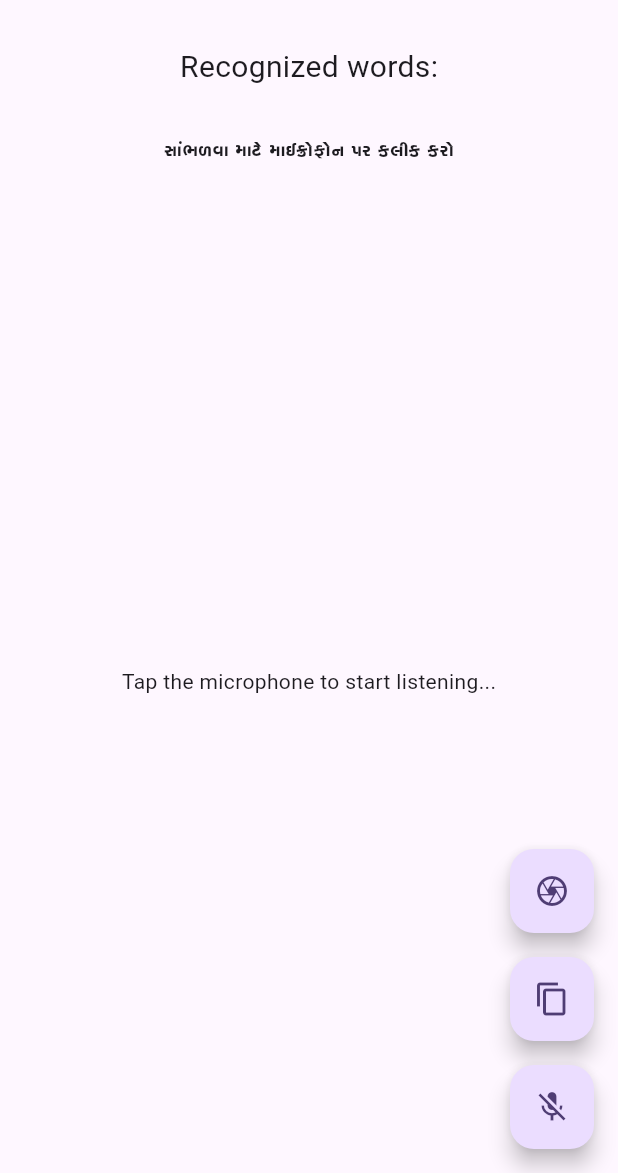
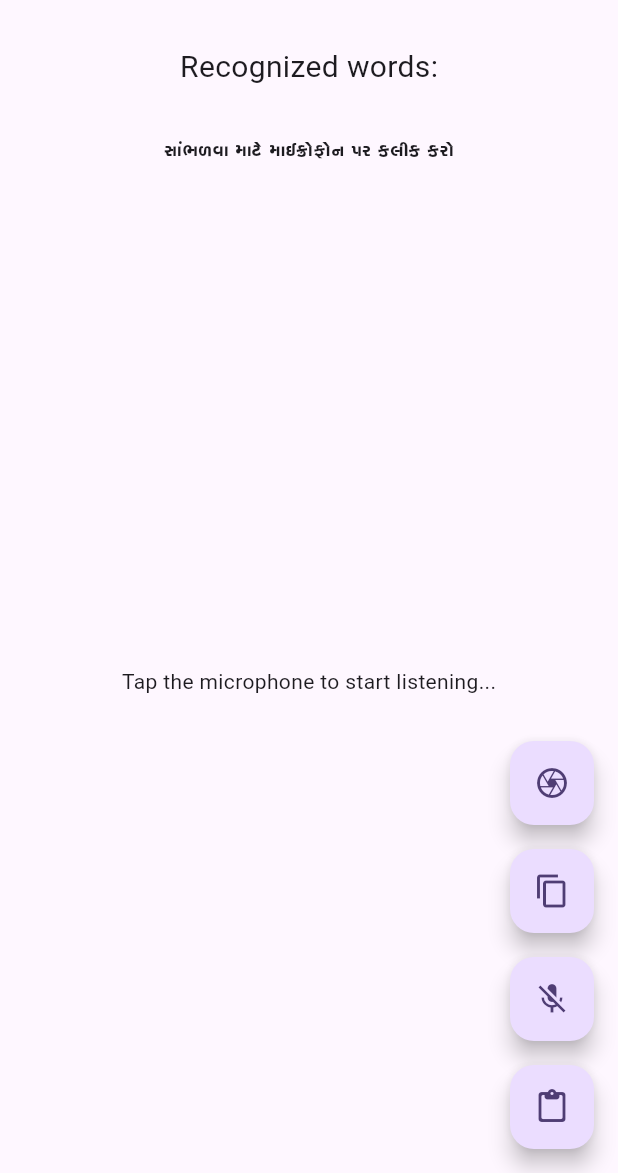
Before and after one commit to Anand25464/eklg_converter, a Flutter app: the screen it shows after launch, on a phone screen of 412 x 824 dp, the part 63-1236 px from its top. Run offline on Flutter 3.47's test engine with Material 3 defaults, Android fonts, the phone set to English and light mode, and no system bars; our stand-ins replace speech_to_text.

Commit message:
update 17-01-2026

```diff
--- a/lib/main.dart
+++ b/lib/main.dart
@@ -172,7 +172,6 @@ class _MyHomePageState extends State<MyHomePage> {
     "કિ": "rf",
     "કી": "fe",
     "કુ": "fw",
-    "કું": "fwk",
     "કૂ": "fq",
     "કે": "fu",
     "કૈ": "fi",
@@ -355,7 +354,7 @@ class _MyHomePageState extends State<MyHomePage> {
     "તિ": "r;t",
     "તી": ";te",
     "તુ": ";tw",
-    "તું": ";tq",
+    "તૂ": ";tq",
     "તે": ";tu",
     "તૈ": ";ti",
     "તો": ";ttu",
@@ -478,7 +477,6 @@ class _MyHomePageState extends State<MyHomePage> {
     // મ family
     "મ": "bt",
     "મા": "btt",
-    "માં": "bttk",
     "મિ": "rbt",
     "મી": "bte",
     "મુ": "btw",
@@ -488,12 +486,12 @@ class _MyHomePageState extends State<MyHomePage> {
     "મો": "bttu",
     "મૌ": "btti",
     "મં": "btk",
-    "માં": "bttk",
     "મઃ": "bt7",
 
     // ય family
     "ય": "gt",
     "યા": "gtt",
+    "ર્યા": "gtto",
     "યિ": "rgt",
     "યી": "gte",
     "યુ": "gtw",
@@ -692,7 +690,6 @@ class _MyHomePageState extends State<MyHomePage> {
     "ર્ષ": "Mto",
     "ર્સ": "mto",
     "ર્હ": "no",
-    "ર્ળ": "Go",
     "ર્ક્ષ": "Hto",
     "ર્જ્ઞ": "\\to",
 
@@ -701,8 +698,8 @@ class _MyHomePageState extends State<MyHomePage> {
     "ગ્ર": "dt{",
     "ઘ્ર": "Dt{",
     "ચ્ર": "at{",
-    "છ્ર": "A{",
-    "જ્ર": "s{",
+    "છ્ર": "A[",
+    "જ્ર": "s[",
     "ઝ્ર": "L{",
     "ટ્ર": "x[",
     "ઠ્ર": "X[",
@@ -714,13 +711,11 @@ class _MyHomePageState extends State<MyHomePage> {
     "દ્ર": "Y{",
     "ન્ર": "lt{",
     "પ્ર": "vt{",
-    "ફ્ર": "V{",
     "બ્ર": "ct{",
     "ભ્ર": "Ct{",
     "મ્ર": "bt{",
     "ય્ર": "gt{",
     "લ્ર": "jt{",
-    "ળ્ર": "G{",
     "વ્ર": "Jt{",
     "ષ્ર": "Mt{",
     "સ્ર": "mt{",
@@ -729,24 +724,18 @@ class _MyHomePageState extends State<MyHomePage> {
     "ક્ષ્ર": "Ht{",
     "જ્ઞ્ર": "\\t{",
 
-    "શ્વ": "#",
     "શ્ચ": "|",
     "દ્ધ": "]",
     "દ્ધા": "]t",
-    "માં": "btk",
-    "કિં": "rfk",
-    "દ્વા": "«t",
+    "માં": "bttk",
     "ઠ્ઠ": "¸",
     "ક્ક": "²",
     "ફ્ર": "§",
-    "પ્ર": "©",
     "દ્વ": "«",
-    "જ્ર": "¯",
     "શ્ન": "±",
     "જ્જ": "´",
     "દ્મ": "Æ",
     "ન્ન": "Ë",
-    "રુ": "Ì",
     "હ્મ": "Í",
     "શ્વ": "#",
     "ા": "t",
@@ -772,7 +761,6 @@ class _MyHomePageState extends State<MyHomePage> {
     "ફ્રૌ": "§ti",
     "ફ્રં": "§k",
     "ફ્રઃ": "§&",
-    "પ્ર": "©",
     "પ્રા": "©t",
     "પ્રિ": "r©",
     "પ્રી": "©e",
@@ -806,18 +794,17 @@ class _MyHomePageState extends State<MyHomePage> {
     "દ્વૌ": "«ti",
     "દ્વં": "«k",
     "દ્વઃ": "«&",
-    "જ્ર": "¯",
-    "જ્રા": "¯t",
-    "જ્રિ": "r¯",
-    "જ્રી": "¯e",
-    "જ્રુ": "¯w",
-    "જ્રૂ": "¯q",
-    "જ્રે": "¯u",
-    "જ્રૈ": "¯i",
-    "જ્રો": "¯tu",
-    "જ્રૌ": "¯ti",
-    "જ્રં": "¯k",
-    "જ્રઃ": "¯&",
+    "જ્રા": "s[t",
+    "જ્રિ": "rs[",
+    "જ્રી": "s[e",
+    "જ્રુ": "s[w",
+    "જ્રૂ": "s[q",
+    "જ્રે": "s[u",
+    "જ્રૈ": "s[i",
+    "જ્રો": "s[tu",
+    "જ્રૌ": "s[ti",
+    "જ્રં": "s[k",
+    "જ્રઃ": "s[&",
     "શ્ના": "±t", "શ્નિ": "r±", "શ્ની": "±e", "શ્નુ": "±w", "શ્નૂ": "±q", "શ્ને": "±u", "શ્નૈ": "±i", "શ્નો": "±tu", "શ્નૌ": "±ti", "શ્નં": "±k", "શ્નઃ": "±&",
     "જ્જા": "´t", "જ્જિ": "r´", "જ્જી": "´e", "જ્જુ": "´w", "જ્જૂ": "´q", "જ્જે": "´u", "જ્જૈ": "´i", "જ્જો": "´tu", "જ્જૌ": "´ti", "જ્જં": "´k", "જ્જઃ": "´&",
     "દ્મા": "Æt", "દ્મિ": "rÆ", "દ્મી": "Æe", "દ્મુ": "Æw", "દ્મૂ": "Æq", "દ્મે": "Æu", "દ્મૈ": "Æi", "દ્મો": "Ætu", "દ્મૌ": "Æti", "દ્મં": "Æk", "દ્મઃ": "Æ&",
@@ -997,7 +984,6 @@ class _MyHomePageState extends State<MyHomePage> {
     "ઢેં": "Zuk",
     "ણેં": "Ktuk",
     "તેં": ";tuk",
-    "થીં": ":tuk",
     "દેં": "'uk",
     "ધેં": "\"tuk",
     "નેં": "ltuk",
@@ -1240,6 +1226,23 @@ class _MyHomePageState extends State<MyHomePage> {
             tooltip: 'Listen',
             child: Icon(_speechToText.isNotListening ? Icons.mic_off : Icons.mic),
           ),
+          SizedBox(
+            height: 16,
+          ),
+          FloatingActionButton(
+            onPressed:() async{
+              final ClipboardData? clipboardData = await Clipboard.getData(Clipboard.kTextPlain);
+              String? clipboardText = clipboardData?.text;
+
+              if(clipboardText != null && clipboardText.isNotEmpty){
+                setState(() {
+                  _lastWords1 =  "$_lastWords1\n${convertToEklg(clipboardText)}";
+                });
+              }
+            },
+            tooltip: 'Paste',
+            child: Icon(Icons.paste_rounded),
+          ),
         ],
       ),
     );
```
